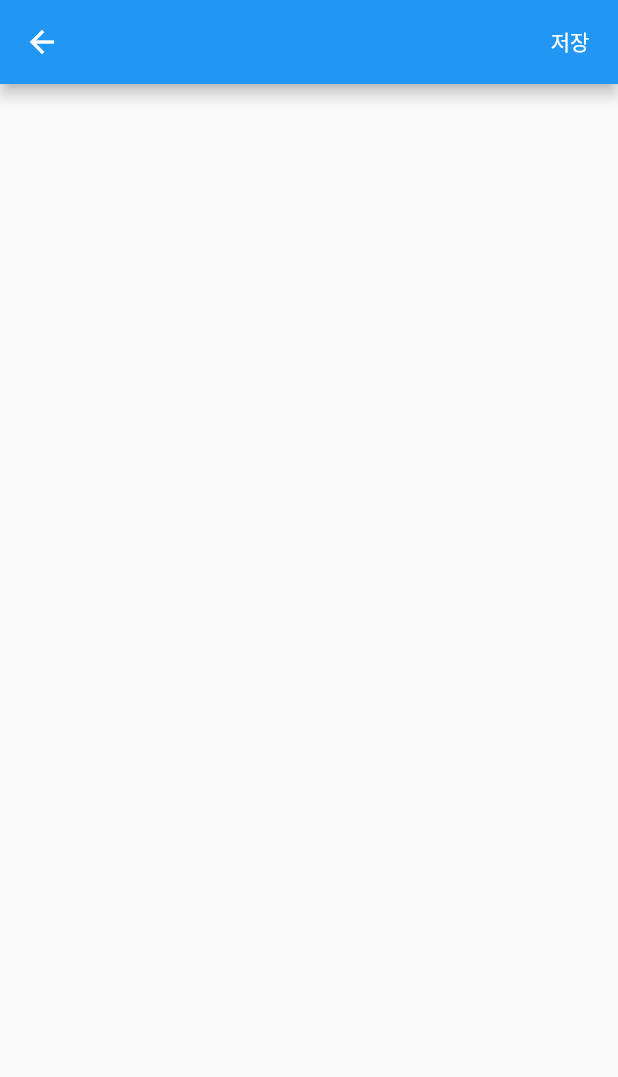
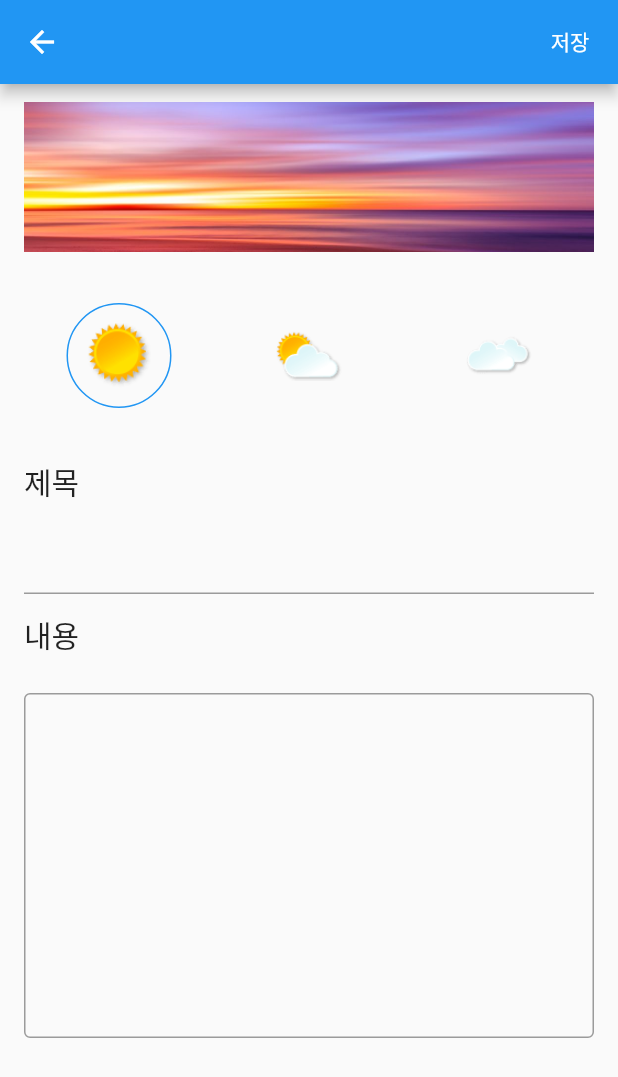
Before and after one commit to GzuPark/diary_flutter, a Flutter app: the DiaryWritePage screen opened directly, on a phone screen of 412 x 824 dp. Shown: the top 1077 px of the screen. Run offline on Flutter 3.47's test engine with Material 2 defaults, Android fonts, the phone set to English and light mode, and no system bars; our stand-ins replace sqflite; accounts and stored records are empty.

Commit message:
Add the writing page

```diff
--- a/lib/main.dart
+++ b/lib/main.dart
@@ -49,7 +49,7 @@ class _MyHomePageState extends State<MyHomePage> {
                 diary: Diary(
                   title: '',
                   memo: '',
-                  image: '',
+                  image: 'assets/img/b1.jpg',
                   date: Utils.getFormatTime(DateTime.now()),
                   status: 0,
                 ),
--- a/lib/write.dart
+++ b/lib/write.dart
@@ -1,3 +1,4 @@
+import 'package:diary_flutter/data/database.dart';
 import 'package:flutter/material.dart';
 
 import 'data/diary.dart';
@@ -14,6 +15,33 @@ class DiaryWritePage extends StatefulWidget {
 }
 
 class _DiaryWritePageState extends State<DiaryWritePage> {
+  List<String> bgImg = [
+    'assets/img/b1.jpg',
+    'assets/img/b2.jpg',
+    'assets/img/b3.jpg',
+    'assets/img/b4.jpg',
+  ];
+
+  List<String> statusImg = [
+    'assets/img/ico-weather.png',
+    'assets/img/ico-weather_2.png',
+    'assets/img/ico-weather_3.png',
+  ];
+
+  int imgIndex = 0;
+
+  TextEditingController nameController = TextEditingController();
+  TextEditingController memoController = TextEditingController();
+
+  final dbHelper = DatabaseHelper.instance;
+
+  @override
+  void initState() {
+    super.initState();
+    nameController.text = widget.diary.title;
+    memoController.text = widget.diary.memo;
+  }
+
   @override
   Widget build(BuildContext context) {
     return Scaffold(
@@ -21,9 +49,98 @@ class _DiaryWritePageState extends State<DiaryWritePage> {
         actions: [
           TextButton(
             child: const Text('저장', style: TextStyle(color: Colors.white)),
-            onPressed: () {},
+            onPressed: () async {
+              await dbHelper.insertDiary(widget.diary);
+              Navigator.of(context).pop();
+            },
           )
         ],
+      ),
+      body: ListView.builder(
+        itemCount: 6,
+        itemBuilder: (BuildContext ctx, int idx) {
+          if (idx == 0) {
+            return InkWell(
+              child: Container(
+                width: 100,
+                height: 100,
+                margin: EdgeInsets.symmetric(vertical: 12, horizontal: 16),
+                child: Image.asset(widget.diary.image, fit: BoxFit.cover), // 배경화면일 경우 cover 를 사용하여 꽉차게 가능
+              ),
+              onTap: () {
+                setState(() {
+                  widget.diary.image = bgImg[imgIndex];
+                  imgIndex++;
+                  imgIndex = imgIndex % bgImg.length;
+                });
+              },
+            );
+          } else if (idx == 1) {
+            return Container(
+              margin: EdgeInsets.symmetric(vertical: 22, horizontal: 16),
+              child: Row(
+                mainAxisAlignment: MainAxisAlignment.spaceAround,
+                children: List.generate(
+                  statusImg.length,
+                  (_idx) {
+                    return InkWell(
+                      child: Container(
+                        height: 70,
+                        width: 70,
+                        padding: EdgeInsets.all(12),
+                        decoration: BoxDecoration(
+                            border: Border.all(color: _idx == widget.diary.status ? Colors.blue : Colors.transparent),
+                            borderRadius: BorderRadius.circular(100)),
+                        child: Image.asset(
+                          statusImg[_idx],
+                          fit: BoxFit.contain,
+                        ),
+                      ),
+                      onTap: () {
+                        setState(() {
+                          widget.diary.status = _idx;
+                        });
+                      },
+                    );
+                  },
+                ),
+              ),
+            );
+          } else if (idx == 2) {
+            return Container(
+              margin: EdgeInsets.symmetric(vertical: 12, horizontal: 16),
+              child: Text('제목', style: TextStyle(fontSize: 20)),
+            );
+          } else if (idx == 3) {
+            return Container(
+              margin: EdgeInsets.symmetric(horizontal: 16),
+              child: TextField(
+                controller: nameController,
+              ),
+            );
+          } else if (idx == 4) {
+            return Container(
+              margin: EdgeInsets.symmetric(vertical: 12, horizontal: 16),
+              child: Text('내용', style: TextStyle(fontSize: 20)),
+            );
+          } else if (idx == 5) {
+            return Container(
+              margin: EdgeInsets.symmetric(vertical: 12, horizontal: 16),
+              child: TextField(
+                controller: memoController,
+                minLines: 10,
+                maxLines: 20,
+                decoration: InputDecoration(
+                  border: OutlineInputBorder(
+                    borderSide: BorderSide(color: Colors.black),
+                  ),
+                ),
+              ),
+            );
+          }
+
+          return Container();
+        },
       ),
     );
   }
```
